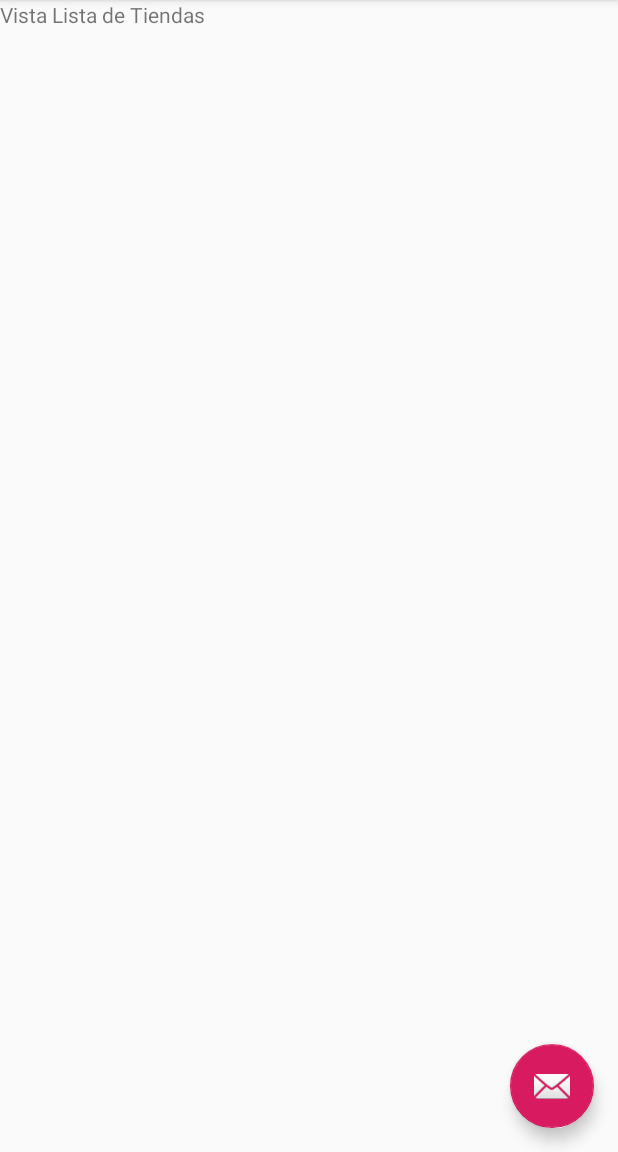
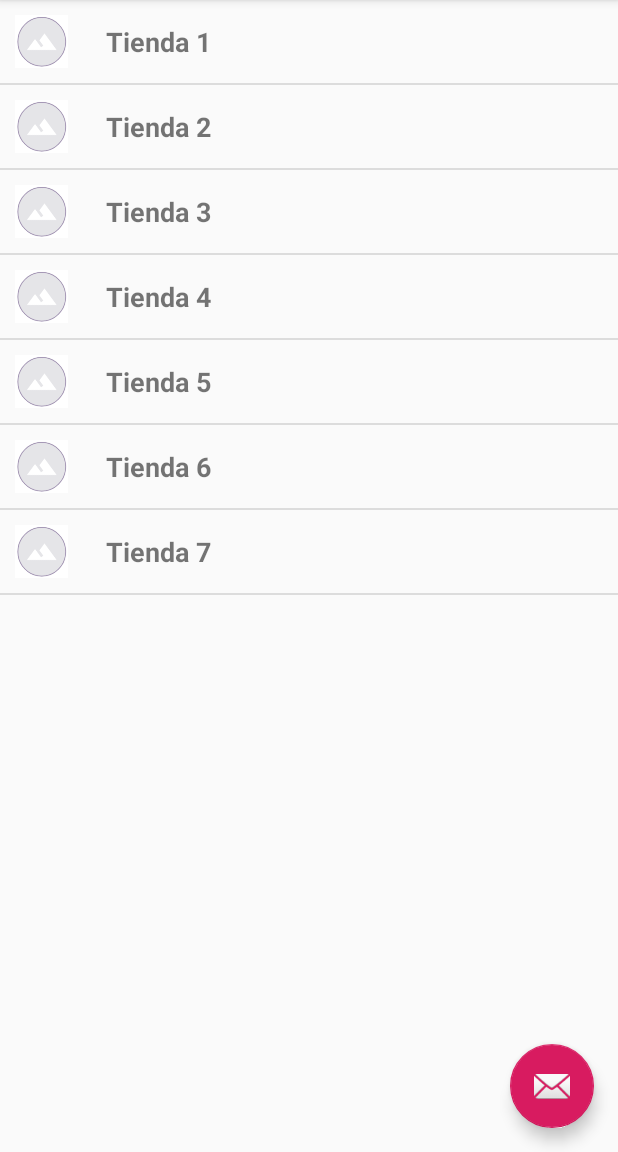
Before and after one commit to ecreyes/CCompra, an Android app: the screen it shows after launch (NavigationDrawer), in the side drawer, after a tap on "Lista de Tiendas", on a phone screen of 412 x 824 dp, the part 84-1236 px from its top. Run offline under Robolectric (Android 15) with nearby library versions, the phone set to English and light mode, and no system bars; our stand-ins replace Firebase (no records; nobody signed in at launch, a user with empty details on screens opened directly).

Commit message:
update del commit de vicky en fragments del menu lateral

```diff
--- a/app/src/main/java/com/example/ecreyes/ccompra/ListaTiendasFragment.java
+++ b/app/src/main/java/com/example/ecreyes/ccompra/ListaTiendasFragment.java
@@ -7,19 +7,31 @@ import android.support.v4.app.Fragment;
 import android.view.LayoutInflater;
 import android.view.View;
 import android.view.ViewGroup;
+import android.widget.ListAdapter;
+import android.widget.ListView;
 
 
-/**
- * A simple {@link Fragment} subclass.
- * Activities that contain this fragment must implement the
- * {@link ListaTiendasFragment.OnFragmentInteractionListener} interface
- * to handle interaction events.
- * Use the {@link ListaTiendasFragment#newInstance} factory method to
- * create an instance of this fragment.
- */
 public class ListaTiendasFragment extends Fragment {
-    // TODO: Rename parameter arguments, choose names that match
-    // the fragment initialization parameters, e.g. ARG_ITEM_NUMBER
+    //Se declara la view
+    View v;
+    //variables
+    ListView mylist;
+    String text[] = new String[]{"Tienda 1",
+            "Tienda 2",
+            "Tienda 3",
+            "Tienda 4",
+            "Tienda 5",
+            "Tienda 6",
+            "Tienda 7"};
+    int image[] = new int[]{R.drawable.pretienda,
+            R.drawable.pretienda,
+            R.drawable.pretienda,
+            R.drawable.pretienda,
+            R.drawable.pretienda,
+            R.drawable.pretienda,
+            R.drawable.pretienda};
+
+
     private static final String ARG_PARAM1 = "param1";
     private static final String ARG_PARAM2 = "param2";
 
@@ -33,15 +45,6 @@ public class ListaTiendasFragment extends Fragment {
         // Required empty public constructor
     }
 
-    /**
-     * Use this factory method to create a new instance of
-     * this fragment using the provided parameters.
-     *
-     * @param param1 Parameter 1.
-     * @param param2 Parameter 2.
-     * @return A new instance of fragment ListaTiendasFragment.
-     */
-    // TODO: Rename and change types and number of parameters
     public static ListaTiendasFragment newInstance(String param1, String param2) {
         ListaTiendasFragment fragment = new ListaTiendasFragment();
         Bundle args = new Bundle();
@@ -54,6 +57,8 @@ public class ListaTiendasFragment extends Fragment {
     @Override
     public void onCreate(Bundle savedInstanceState) {
         super.onCreate(savedInstanceState);
+
+
         if (getArguments() != null) {
             mParam1 = getArguments().getString(ARG_PARAM1);
             mParam2 = getArguments().getString(ARG_PARAM2);
@@ -64,10 +69,13 @@ public class ListaTiendasFragment extends Fragment {
     public View onCreateView(LayoutInflater inflater, ViewGroup container,
                              Bundle savedInstanceState) {
         // Inflate the layout for this fragment
-        return inflater.inflate(R.layout.fragment_lista_tiendas, container, false);
+        v = inflater.inflate(R.layout.fragment_lista_tiendas, container, false);
+        mylist = (ListView) v.findViewById(R.id.mylist);
+        MyCustomListAdapter myadapter = new MyCustomListAdapter(getContext(),image, text);
+        mylist.setAdapter((ListAdapter) myadapter);
+        return v;
     }
 
-    // TODO: Rename method, update argument and hook method into UI event
     public void onButtonPressed(Uri uri) {
         if (mListener != null) {
             mListener.onFragmentInteraction(uri);
@@ -91,16 +99,6 @@ public class ListaTiendasFragment extends Fragment {
         mListener = null;
     }
 
-    /**
-     * This interface must be implemented by activities that contain this
-     * fragment to allow an interaction in this fragment to be communicated
-     * to the activity and potentially other fragments contained in that
-     * activity.
-     * <p>
-     * See the Android Training lesson <a href=
-     * "http://developer.android.com/training/basics/fragments/communicating.html"
-     * >Communicating with Other Fragments</a> for more information.
-     */
     public interface OnFragmentInteractionListener {
         // TODO: Update argument type and name
         void onFragmentInteraction(Uri uri);
--- a/app/src/main/res/layout/fragment_lista_tiendas.xml
+++ b/app/src/main/res/layout/fragment_lista_tiendas.xml
@@ -5,10 +5,11 @@
     android:layout_height="match_parent"
     tools:context=".ListaTiendasFragment">
 
-    <!-- TODO: Update blank fragment layout -->
-    <TextView
+    <ListView
+        android:id="@+id/mylist"
         android:layout_width="match_parent"
         android:layout_height="match_parent"
-        android:text="@string/vista_lista_de_tiendas" />
+        android:listSelector="#5698"></ListView>
+
 
 </FrameLayout>
```
